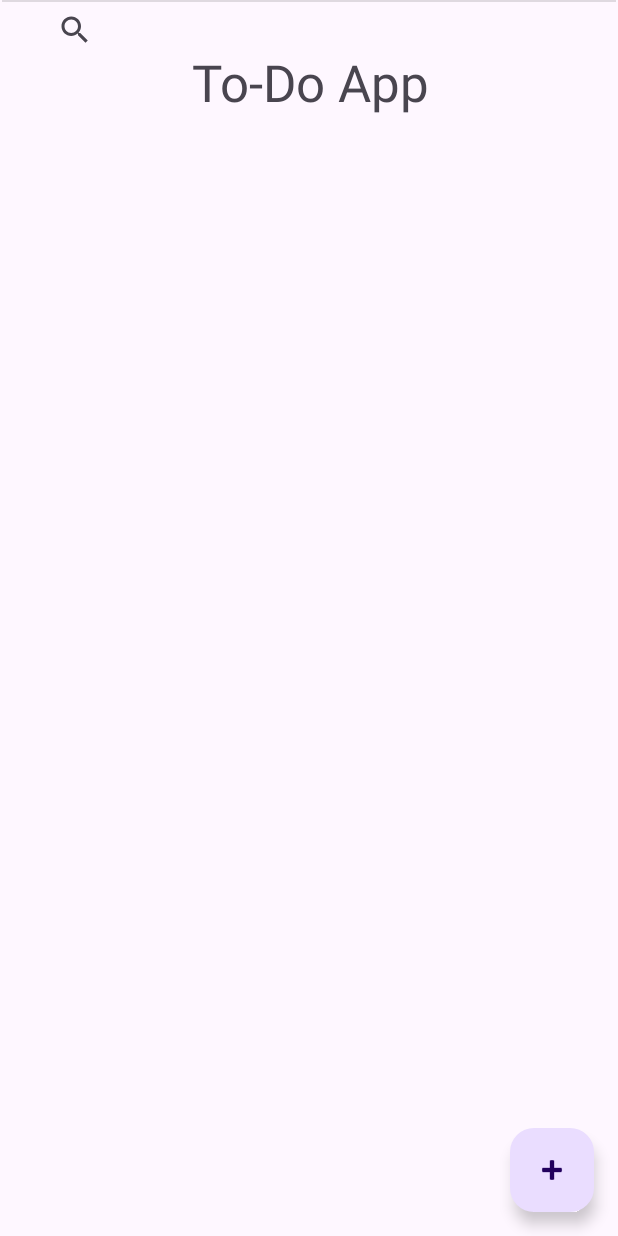
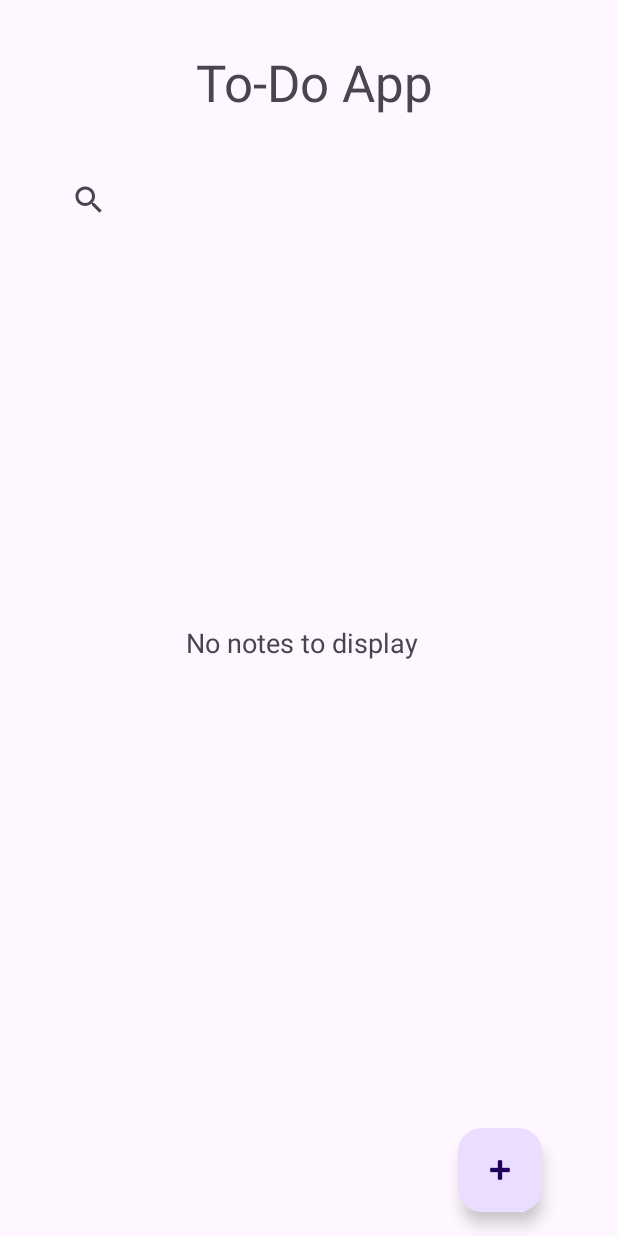
Before and after one commit to shekinamw/To-Do-Mobile-App, an Android app: the screen it shows after launch (MainActivity), on a phone screen of 412 x 824 dp. Run offline under Robolectric (Android 15) with nearby library versions, the phone set to English and light mode, and no system bars.

Commit message:
added a text inside tenoy's container (main page, below the search bar).

```diff
--- a/app/build.gradle.kts
+++ b/app/build.gradle.kts
@@ -43,6 +43,7 @@ dependencies {
     implementation(libs.androidx.activity)
     implementation(libs.androidx.constraintlayout)
     implementation(libs.androidx.legacy.support.v4)
+    implementation(libs.androidx.recyclerview)
     testImplementation(libs.junit)
     androidTestImplementation(libs.androidx.junit)
     androidTestImplementation(libs.androidx.espresso.core)
--- a/app/src/main/java/com/example/todo/MainActivity.kt
+++ b/app/src/main/java/com/example/todo/MainActivity.kt
@@ -12,6 +12,11 @@ import androidx.activity.enableEdgeToEdge
 import androidx.appcompat.app.AppCompatActivity
 import androidx.core.view.ViewCompat
 import androidx.core.view.WindowInsetsCompat
+import com.google.android.material.floatingactionbutton.FloatingActionButton
+import android.content.Intent
+
+
+
 
 class MainActivity : AppCompatActivity() {
     override fun onCreate(savedInstanceState: Bundle?) {
@@ -25,6 +30,12 @@ class MainActivity : AppCompatActivity() {
         }
 
 
+        val addButton = findViewById<FloatingActionButton>(R.id.floatingActionButton)
+        addButton.setOnClickListener {
+            val intent = Intent(this, NewTask::class.java)
+            startActivity(intent)
+        }
+
 
     }
 }
--- a/app/src/main/res/layout/activity_main.xml
+++ b/app/src/main/res/layout/activity_main.xml
@@ -16,7 +16,7 @@
         android:textAlignment="center"
         android:textSize="34sp"
         app:layout_constraintEnd_toEndOf="parent"
-        app:layout_constraintHorizontal_bias="0.6"
+        app:layout_constraintHorizontal_bias="0.888"
         app:layout_constraintStart_toStartOf="parent"
         app:layout_constraintTop_toTopOf="parent" />
 
@@ -24,30 +24,50 @@
         android:id="@+id/search_bar"
         android:layout_width="360dp"
         android:layout_height="40dp"
-        android:layout_marginStart="25dp"
-        android:layout_marginEnd="25dp"
-        app:layout_constraintEnd_toEndOf="parent"
-        app:layout_constraintStart_toStartOf="parent"
-        tools:layout_editor_absoluteY="98dp" />
-
-    <View
-        android:id="@+id/divider"
-        android:layout_width="409dp"
-        android:layout_height="1dp"
-        android:background="?android:attr/listDivider"
-        app:layout_constraintEnd_toEndOf="parent"
-        app:layout_constraintStart_toStartOf="parent"
-        tools:layout_editor_absoluteY="152dp" />
+        android:layout_marginTop="13dp"
+        app:layout_constraintBottom_toBottomOf="parent"
+        app:layout_constraintEnd_toEndOf="@+id/header"
+        app:layout_constraintHorizontal_bias="0.642"
+        app:layout_constraintStart_toStartOf="@+id/header"
+        app:layout_constraintTop_toBottomOf="@+id/header"
+        app:layout_constraintVertical_bias="0.021" />
 
     <com.google.android.material.floatingactionbutton.FloatingActionButton
         android:id="@+id/floatingActionButton"
         android:layout_width="wrap_content"
         android:layout_height="wrap_content"
-        android:layout_marginEnd="16dp"
         android:layout_marginBottom="16dp"
         android:clickable="true"
+        android:contentDescription="TODO"
         app:layout_constraintBottom_toBottomOf="parent"
-        app:layout_constraintEnd_toEndOf="parent"
+        app:layout_constraintEnd_toEndOf="@+id/my_recycler_view"
+        app:layout_constraintHorizontal_bias="1.0"
+        app:layout_constraintStart_toStartOf="@+id/my_recycler_view"
+        app:layout_constraintTop_toBottomOf="@+id/my_recycler_view"
+        app:layout_constraintVertical_bias="1.0"
         app:srcCompat="@android:drawable/ic_input_add" />
 
+    <androidx.recyclerview.widget.RecyclerView
+        android:id="@+id/my_recycler_view"
+        android:layout_width="320dp"
+        android:layout_height="437dp"
+        android:layout_marginTop="56dp"
+
+        app:layout_constraintEnd_toEndOf="@+id/search_bar"
+        app:layout_constraintHorizontal_bias="0.148"
+        app:layout_constraintStart_toStartOf="@+id/search_bar"
+        app:layout_constraintTop_toBottomOf="@+id/search_bar" />
+    <TextView
+        android:id="@+id/empty_state_text"
+        android:layout_width="wrap_content"
+        android:layout_height="wrap_content"
+        android:text="No notes to display"
+        android:textSize="18sp"
+        app:layout_constraintTop_toTopOf="@+id/my_recycler_view"
+        app:layout_constraintBottom_toBottomOf="@+id/my_recycler_view"
+        app:layout_constraintStart_toStartOf="@+id/my_recycler_view"
+        app:layout_constraintEnd_toEndOf="@+id/my_recycler_view"
+        tools:visibility="visible" />
+
+
 </androidx.constraintlayout.widget.ConstraintLayout>
--- a/gradle/libs.versions.toml
+++ b/gradle/libs.versions.toml
@@ -10,6 +10,7 @@ material = "1.13.0"
 activity = "1.11.0"
 constraintlayout = "2.2.1"
 legacySupportV4 = "1.0.0"
+recyclerview = "1.4.0"
 
 [libraries]
 androidx-core-ktx = { group = "androidx.core", name = "core-ktx", version.ref = "coreKtx" }
@@ -21,6 +22,7 @@ material = { group = "com.google.android.material", name = "material", version.r
 androidx-activity = { group = "androidx.activity", name = "activity", version.ref = "activity" }
 androidx-constraintlayout = { group = "androidx.constraintlayout", name = "constraintlayout", version.ref = "constraintlayout" }
 androidx-legacy-support-v4 = { group = "androidx.legacy", name = "legacy-support-v4", version.ref = "legacySupportV4" }
+androidx-recyclerview = { group = "androidx.recyclerview", name = "recyclerview", version.ref = "recyclerview" }
 
 [plugins]
 android-application = { id = "com.android.application", version.ref = "agp" }
```
